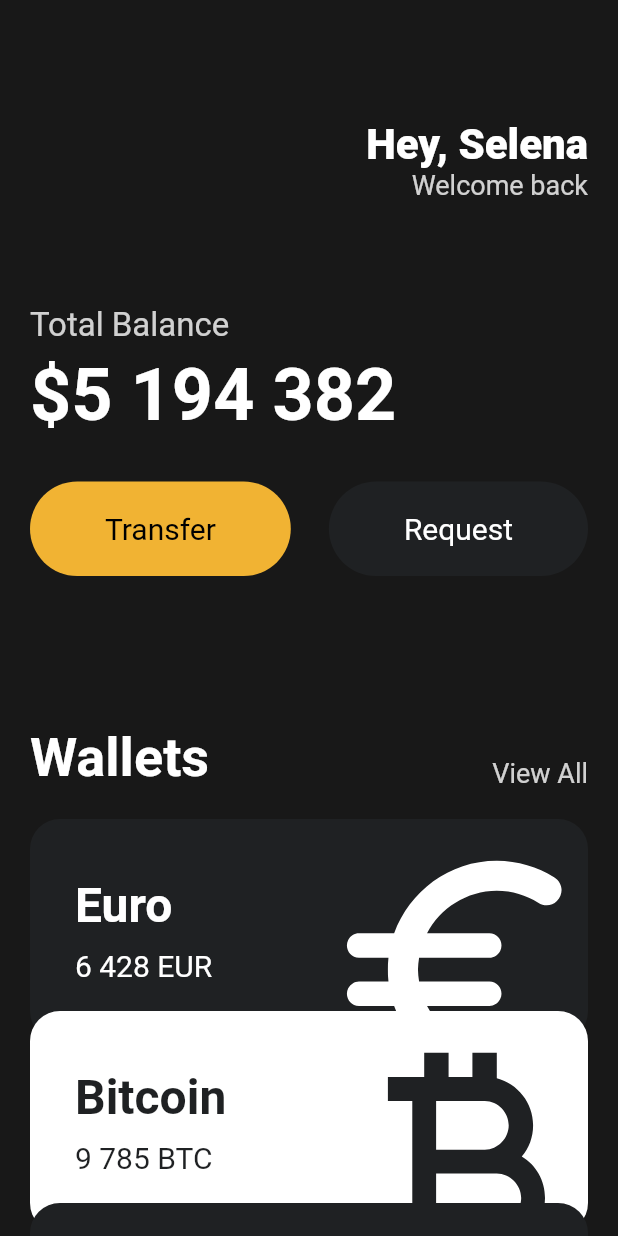
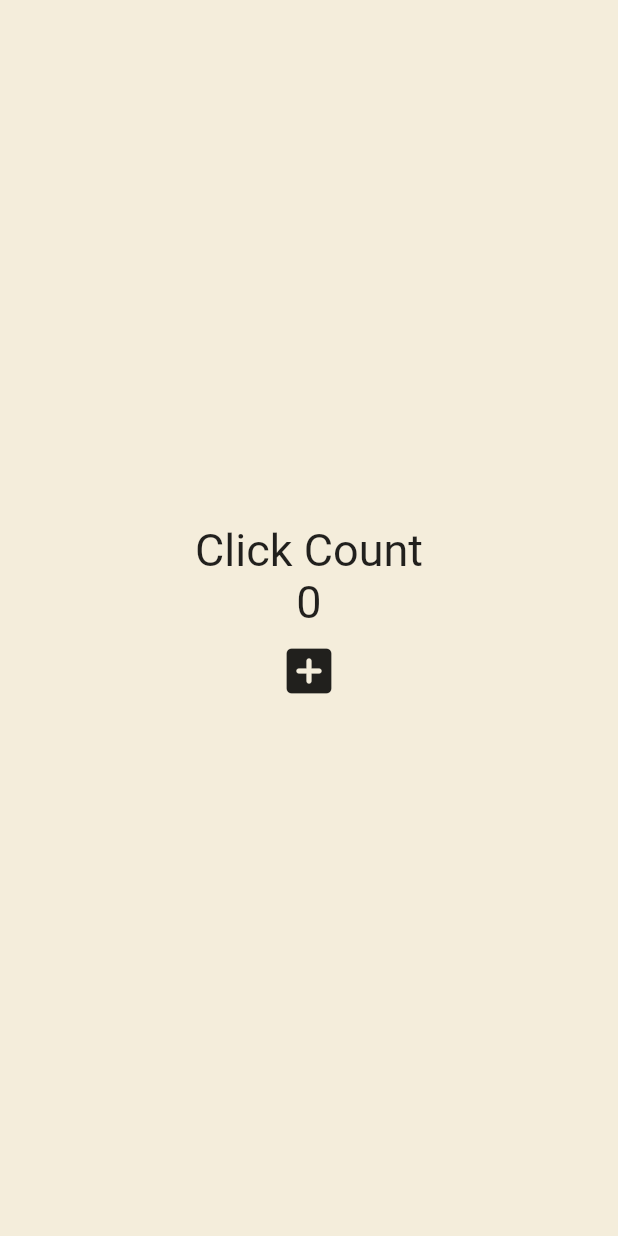
Before and after one commit to 93minki/nomad-coder-flutter, a Flutter app: the screen it shows after launch, on a phone screen of 412 x 824 dp. Run offline on Flutter 3.47's test engine with Material 2 defaults, Android fonts, the phone set to English and light mode, and no system bars.

Commit message:
feat: Counter Example

```diff
--- a/lib/main.dart
+++ b/lib/main.dart
@@ -1,145 +1,60 @@
 import 'package:flutter/material.dart';
-import 'package:toonflix/widgets/button.dart';
-import 'package:toonflix/widgets/currency_card.dart';
 
 void main() {
   runApp(App());
 }
 
-class App extends StatelessWidget {
+class App extends StatefulWidget {
+  @override
+  State<App> createState() => _AppState();
+}
+
+class _AppState extends State<App> {
+  int counter = 0;
+
+  void onClicked() {
+    // ANCHOR - setState 함수를 호출하기만 해도 변경되기는 함
+    // counter = counter + 1;
+    // setState(() {});
+
+    // NOTE - setState를 사용하지 않아도 변경할 수 있음
+    // 하지만 그냥 안에다 넣어서 써라
+    setState(() {
+      // 상속 받은 State 클래스에게 상태가 변경되었다고 알림.
+      // setState 함수를 사용하지 않으면 build 메서드는 다시 실행되지 않는다.
+      counter = counter + 1;
+    });
+  }
+
   @override
   Widget build(BuildContext context) {
     return MaterialApp(
       home: Scaffold(
-        backgroundColor: const Color(0xFF181818),
-        body: SingleChildScrollView(
-          child: Padding(
-            padding: const EdgeInsets.symmetric(
-              horizontal: 20,
-            ),
+        backgroundColor: const Color(0xFFF4EDDB),
+        body: Center(
           child: Column(
-              crossAxisAlignment: CrossAxisAlignment.start,
-              children: [
-                const SizedBox(
-                  height: 80,
-                ),
-                Row(
-                  mainAxisAlignment: MainAxisAlignment.end,
-                  children: [
-                    Column(
-                      crossAxisAlignment: CrossAxisAlignment.end,
+            mainAxisAlignment: MainAxisAlignment.center,
             children: [
               const Text(
-                          'Hey, Selena',
+                'Click Count',
                 style: TextStyle(
-                            color: Colors.white,
-                            fontSize: 28,
-                            fontWeight: FontWeight.w800,
+                  fontSize: 30,
                 ),
               ),
               Text(
-                          "Welcome back",
-                          style: TextStyle(
-                            color: Colors.white.withOpacity(0.8),
-                            fontSize: 18,
+                "$counter",
+                style: const TextStyle(
+                  fontSize: 30,
+                ),
+              ),
+              IconButton(
+                iconSize: 40,
+                onPressed: onClicked,
+                icon: const Icon(
+                  Icons.add_box_rounded,
                 ),
               ),
             ],
-                    )
-                  ],
-                ),
-                const SizedBox(
-                  height: 70,
-                ),
-                Text(
-                  'Total Balance',
-                  style: TextStyle(
-                    color: Colors.white.withOpacity(0.8),
-                    fontSize: 22,
-                  ),
-                ),
-                const SizedBox(
-                  height: 5,
-                ),
-                const Text(
-                  '\$5 194 382',
-                  style: TextStyle(
-                    color: Colors.white,
-                    fontSize: 48,
-                    fontWeight: FontWeight.w600,
-                  ),
-                ),
-                const SizedBox(
-                  height: 30,
-                ),
-                Row(
-                  mainAxisAlignment: MainAxisAlignment.spaceBetween,
-                  children: const [
-                    Button(
-                      text: 'Transfer',
-                      bgColor: Color(0xFFF1B333),
-                      textColor: Colors.black,
-                    ),
-                    Button(
-                      text: 'Request',
-                      bgColor: Color(0xFF1F2123),
-                      textColor: Colors.white,
-                    ),
-                  ],
-                ),
-                const SizedBox(
-                  height: 100,
-                ),
-                Row(
-                  mainAxisAlignment: MainAxisAlignment.spaceBetween,
-                  crossAxisAlignment: CrossAxisAlignment.end,
-                  children: [
-                    const Text(
-                      'Wallets',
-                      style: TextStyle(
-                        color: Colors.white,
-                        fontSize: 36,
-                        fontWeight: FontWeight.w600,
-                      ),
-                    ),
-                    Text(
-                      "View All",
-                      style: TextStyle(
-                        color: Colors.white.withOpacity(0.8),
-                        fontSize: 18,
-                      ),
-                    ),
-                  ],
-                ),
-                const SizedBox(
-                  height: 20,
-                ),
-                const CurrencyCard(
-                  name: "Euro",
-                  code: "EUR",
-                  amount: "6 428",
-                  icon: Icons.euro_rounded,
-                  isInverted: false,
-                  position: 1,
-                ),
-                const CurrencyCard(
-                  name: "Bitcoin",
-                  code: "BTC",
-                  amount: "9 785",
-                  icon: Icons.currency_bitcoin,
-                  isInverted: true,
-                  position: 2,
-                ),
-                const CurrencyCard(
-                  name: "Dollar",
-                  code: "USD",
-                  amount: "428",
-                  icon: Icons.attach_money_outlined,
-                  isInverted: false,
-                  position: 3,
-                ),
-              ],
-            ),
           ),
         ),
       ),
```
Lines whose indentation alone changed are shown as unchanged.
